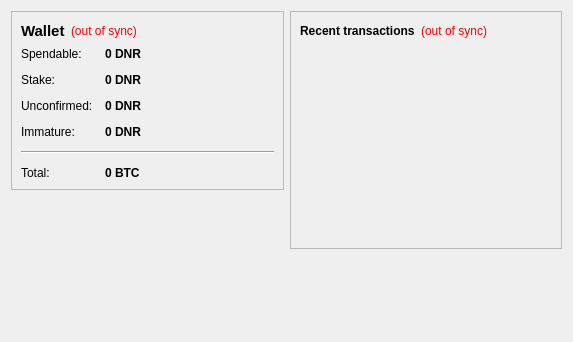
The window that src/qt/forms/overviewpage.ui (metaspartan/denarius) describes before a commit, drawn with Qt 5.
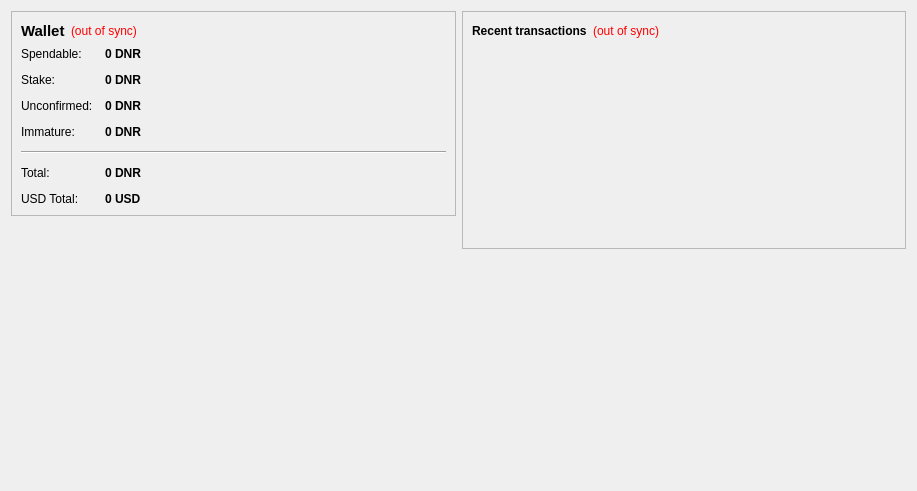
The same window after the commit. Icons and pictures are not drawn.

Commit message: USD Balance on Overview

The edit to the form file:
```diff
--- a/src/qt/forms/overviewpage.ui
+++ b/src/qt/forms/overviewpage.ui
@@ -6,8 +6,8 @@
    <rect>
     <x>0</x>
     <y>0</y>
-    <width>573</width>
-    <height>342</height>
+    <width>917</width>
+    <height>491</height>
    </rect>
   </property>
   <property name="windowTitle">
@@ -225,13 +225,33 @@
              <string>Your current total balance</string>
             </property>
             <property name="text">
-             <string notr="true">0 BTC</string>
+             <string notr="true">0 DNR</string>
             </property>
             <property name="textInteractionFlags">
              <set>Qt::LinksAccessibleByMouse|Qt::TextSelectableByKeyboard|Qt::TextSelectableByMouse</set>
             </property>
            </widget>
           </item>
+          <item row="6" column="0">
+           <widget class="QLabel" name="label_7">
+            <property name="text">
+             <string>USD Total:</string>
+            </property>
+           </widget>
+          </item>
+          <item row="6" column="1">
+           <widget class="QLabel" name="labelUSDTotal">
+            <property name="font">
+             <font>
+              <weight>75</weight>
+              <bold>true</bold>
+             </font>
+            </property>
+            <property name="text">
+             <string>0 USD</string>
+            </property>
+           </widget>
+          </item>
          </layout>
         </item>
        </layout>
```
The commit also changes 1 other file.
